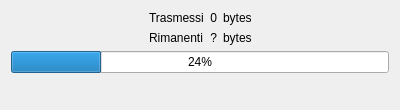
The window that KCloud/GraphicClient/Loader.ui (milazzo-g/KCloud) describes before a commit, drawn with Qt 5.
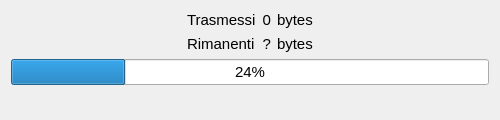
The same window after the commit.

Patch:
```diff
--- a/KCloud/GraphicClient/Loader.ui
+++ b/KCloud/GraphicClient/Loader.ui
@@ -6,13 +6,13 @@
    <rect>
     <x>0</x>
     <y>0</y>
-    <width>400</width>
-    <height>110</height>
+    <width>500</width>
+    <height>120</height>
    </rect>
   </property>
   <property name="font">
    <font>
-    <pointsize>9</pointsize>
+    <pointsize>11</pointsize>
    </font>
   </property>
   <property name="windowTitle">
```
